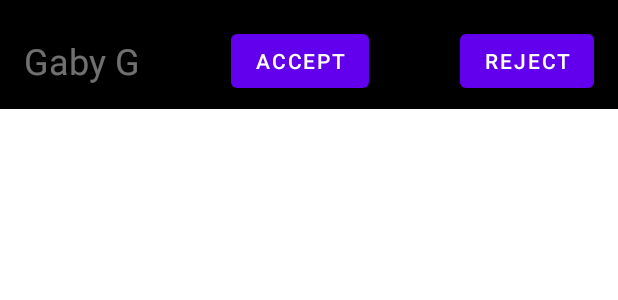
After one commit to deano546/MovieBuddy, an Android app: the layout onefriendrequest.xml on its own in the app's theme, with its tools: preview values and no code run, on a phone screen of 412 x 824 dp. The commit adds this screen. Shown: the top 300 px of the screen. Run offline under Robolectric (Android 15) with nearby library versions, the phone set to English and light mode, and no system bars; network calls fail.

Commit message:
Added the ability to accept and reject friend requests.

```diff
--- a/app/src/main/java/com/example/moviebuddy/Activities/FriendListActivity.java
+++ b/app/src/main/java/com/example/moviebuddy/Activities/FriendListActivity.java
@@ -125,7 +125,6 @@ public class FriendListActivity extends AppCompatActivity {
             });
 
 
-
         setupRecycler(userList);
         }
 
@@ -141,7 +140,7 @@ public class FriendListActivity extends AppCompatActivity {
         rvUserList.setHasFixedSize(true);
         layoutManager = new LinearLayoutManager(FriendListActivity.this);
         rvUserList.setLayoutManager(layoutManager);
-        mAdapter = new UserListRecyclerAdapter(displaylist,FriendListActivity.this);
+        mAdapter = new UserListRecyclerAdapter(displaylist,FriendListActivity.this,SQLID);
         rvUserList.setAdapter(mAdapter);
     }
 
--- a/app/src/main/res/layout/activity_movie_night.xml
+++ b/app/src/main/res/layout/activity_movie_night.xml
@@ -131,7 +131,6 @@
         android:text="Time"
         android:textColor="#70FFFFFF"
         android:textSize="18sp"
-        app:layout_constraintBottom_toTopOf="@+id/button8"
         app:layout_constraintStart_toStartOf="parent"
         app:layout_constraintTop_toBottomOf="@id/tvSelectedDateLabel" />
 
--- /dev/null
+++ b/app/src/main/res/layout/onefriendrequest.xml
@@ -0,0 +1,57 @@
+<?xml version="1.0" encoding="utf-8"?>
+<androidx.constraintlayout.widget.ConstraintLayout xmlns:android="http://schemas.android.com/apk/res/android"
+    xmlns:app="http://schemas.android.com/apk/res-auto"
+    xmlns:tools="http://schemas.android.com/tools"
+    android:layout_width="match_parent"
+    android:layout_height="wrap_content"
+    android:background="@android:color/background_dark">
+
+    <TextView
+        android:id="@+id/tvRequestUsername"
+        android:layout_width="wrap_content"
+        android:layout_height="wrap_content"
+        android:layout_marginStart="16dp"
+        android:layout_marginTop="24dp"
+        android:text="Gaby G"
+        android:textColor="#70FFFFFF"
+        android:textSize="24sp"
+        app:layout_constraintBottom_toTopOf="@id/view3"
+        app:layout_constraintStart_toStartOf="parent"
+        app:layout_constraintTop_toTopOf="parent" />
+
+    <Button
+        android:id="@+id/btnRejectRequest"
+        android:layout_width="wrap_content"
+        android:layout_height="wrap_content"
+        android:layout_marginTop="8dp"
+        android:layout_marginEnd="16dp"
+        android:text="Reject"
+        app:layout_constraintBottom_toTopOf="@+id/view3"
+        app:layout_constraintEnd_toEndOf="parent"
+        app:layout_constraintTop_toTopOf="parent" />
+
+    <View
+        android:id="@+id/view3"
+        android:layout_width="fill_parent"
+        android:layout_height="1dp"
+        android:layout_marginTop="16dp"
+        android:background="@android:color/white"
+
+        app:layout_constraintEnd_toEndOf="parent"
+        app:layout_constraintHorizontal_bias="0.0"
+        app:layout_constraintStart_toStartOf="parent"
+        app:layout_constraintTop_toBottomOf="@+id/tvRequestUsername" />
+
+    <Button
+        android:id="@+id/btnAcceptRequest"
+        android:layout_width="wrap_content"
+        android:layout_height="wrap_content"
+        android:layout_marginTop="8dp"
+        android:text="Accept"
+        app:layout_constraintBottom_toTopOf="@+id/view3"
+        app:layout_constraintEnd_toStartOf="@+id/btnRejectRequest"
+        app:layout_constraintStart_toEndOf="@+id/tvRequestUsername"
+        app:layout_constraintTop_toTopOf="parent" />
+
+
+</androidx.constraintlayout.widget.ConstraintLayout>
--- a/app/src/main/res/layout/upcomingnight.xml
+++ b/app/src/main/res/layout/upcomingnight.xml
@@ -6,7 +6,7 @@
     android:background="@android:color/background_dark">
 
     <TextView
-        android:id="@+id/tvMovieNight"
+        android:id="@+id/tvMovieNightUpcoming"
         android:layout_width="wrap_content"
         android:layout_height="wrap_content"
         android:layout_marginTop="72dp"
@@ -28,7 +28,7 @@
         android:textSize="18sp"
         app:layout_constraintEnd_toEndOf="parent"
         app:layout_constraintStart_toStartOf="parent"
-        app:layout_constraintTop_toBottomOf="@+id/tvMovieNight" />
+        app:layout_constraintTop_toBottomOf="@+id/tvMovieNightUpcoming" />
 
     <TextView
         android:id="@+id/tvDateTimeGroupList"
```
Also changed, not shown: app/src/main/java/com/example/moviebuddy/Activities/MainActivity.java (+27 -2 lines), app/src/main/java/com/example/moviebuddy/Activities/NotifyActivity.java (+71 -0 lines), app/src/main/java/com/example/moviebuddy/adapters/FriendRequestListRecyclerAdapter.java (added, +120 -0 lines), app/src/main/java/com/example/moviebuddy/adapters/UpcomingNightRecyclerAdapter.java (+21 -5 lines), app/src/main/java/com/example/moviebuddy/adapters/UserListRecyclerAdapter.java (+33 -1 lines), app/src/main/java/com/example/moviebuddy/dataaccess/JSONParser.java (+170 -1 lines), app/src/main/res/layout/activity_notify.xml (+14 -5 lines).
